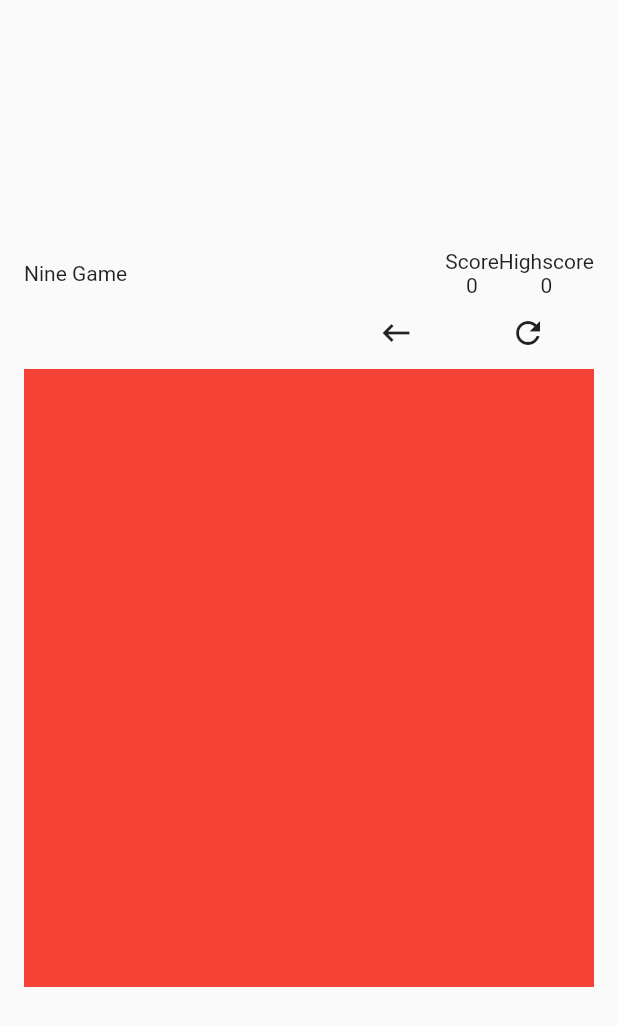
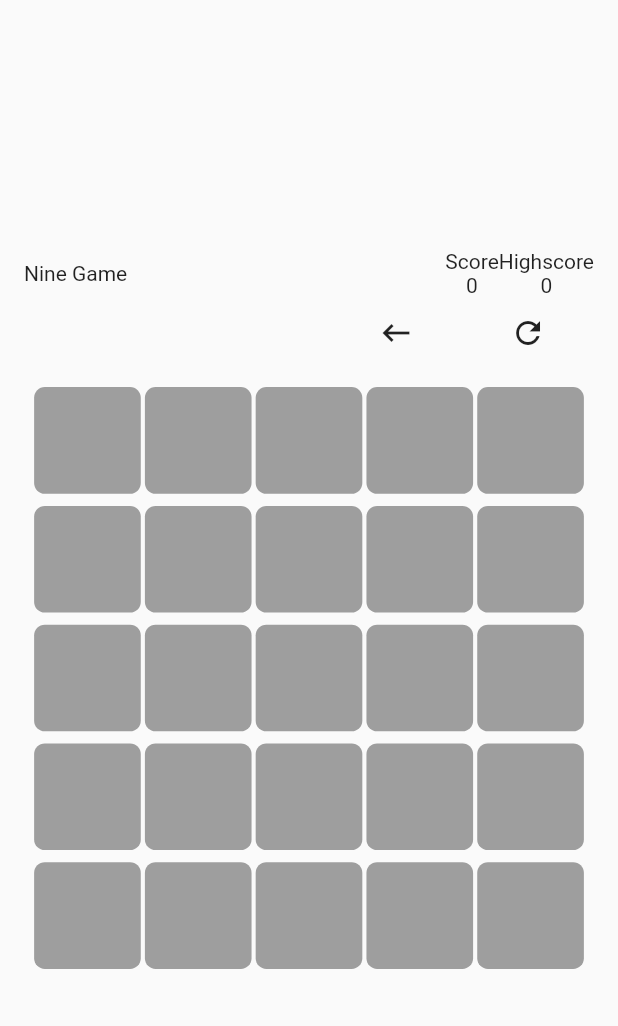
Before and after one commit to FoseFx/nine, a Flutter app: the screen it shows after launch, on a phone screen of 412 x 824 dp. Shown: the top 1026 px of the screen. Run offline on Flutter 3.47's test engine with Material 2 defaults, Android fonts, the phone set to English and light mode, and no system bars; our stand-ins replace shared_preferences.

Commit message:
Adds GameList.dart

```diff
--- a/lib/pages/game/GameField.dart
+++ b/lib/pages/game/GameField.dart
@@ -1,26 +1,43 @@
 import 'package:flutter/material.dart';
+import 'package:nine/pages/game/GameList.dart';
 import 'dart:math';
+
+import 'package:nine/pages/game/GamePlaceholderTiles.dart';
 
 class GameField extends StatefulWidget {
   final GameFieldState state = new GameFieldState();
+
   void oneBackInHistory() => state.oneBackInHistory();
+
   State createState() => state;
 }
 
 class GameFieldState extends State<GameField> {
+  static final int N = 5;
   Function onGameEnd;
   Function onPointMade;
+  GameList gameList = new GameList(N);
+
 
   void oneBackInHistory() {}
+
   Widget build(BuildContext context) {
     var edgeLength = min(
       MediaQuery.of(context).size.width,
       MediaQuery.of(context).size.height,
     );
+    debugPrint("[NINE] [GAME FIELD] EdgeLength: " + edgeLength.toString());
+    const padding = 4.0;
+    var fieldSize = edgeLength - (2 * padding);
     return new Container(
+      padding: EdgeInsets.all(padding),
       width: edgeLength,
       height: edgeLength,
-      color: Colors.red,
+      child: new Stack(
+        children: <Widget>[
+          new GamePlaceHolderTiles(N, fieldSize),
+        ],
+      ),
     );
   }
 }
--- /dev/null
+++ b/lib/pages/game/GamePlaceholderTiles.dart
@@ -0,0 +1,28 @@
+import 'dart:math';
+import 'package:flutter/material.dart';
+import 'package:nine/pages/game/GameTile.dart';
+
+class GamePlaceHolderTiles extends StatelessWidget {
+  final int N; // a field is n*n
+  final double fieldLength;
+
+  GamePlaceHolderTiles(this.N, this.fieldLength);
+
+  @override
+  Widget build(BuildContext context) => new Column(
+        children: <Widget>[
+          for (var i = 0; i < N; i++)
+            new Row(
+              children: <Widget>[
+                for (var j = 0; j < N; j++)
+                  new GameTile(
+                    length: (fieldLength / N) * 0.88,
+                    backgroundColor: Colors.grey,
+                  ),
+              ],
+              mainAxisAlignment: MainAxisAlignment.spaceEvenly,
+            )
+        ],
+        mainAxisAlignment: MainAxisAlignment.spaceEvenly,
+      );
+}
--- /dev/null
+++ b/lib/pages/game/GameTile.dart
@@ -0,0 +1,32 @@
+import 'package:flutter/material.dart';
+
+class GameTile extends StatelessWidget {
+  final double length;
+  final Color backgroundColor;
+  final int value;
+
+  GameTile({
+    @required this.length,
+    @required this.backgroundColor,
+    this.value,
+  });
+
+  @override
+  Widget build(BuildContext context) => new Container(
+        width: length,
+        height: length,
+        decoration: new BoxDecoration(
+          borderRadius: new BorderRadius.all(
+            Radius.circular(length * 0.1),
+          ),
+          color: backgroundColor,
+        ),
+        child: this.value == null
+            ? null
+            : new Center(
+                child: new Text(
+                  this.value.toString(),
+                ),
+              ),
+      );
+}
--- a/pubspec.yaml
+++ b/pubspec.yaml
@@ -14,7 +14,7 @@ description: A new Flutter project.
 version: 1.0.0+1
 
 environment:
-  sdk: ">=2.1.0 <3.0.0"
+  sdk: ">=2.2.2 <3.0.0"
 
 dependencies:
   flutter:
```
Also changed, not shown: lib/pages/game/GameList.dart (added, +147 -0 lines).
